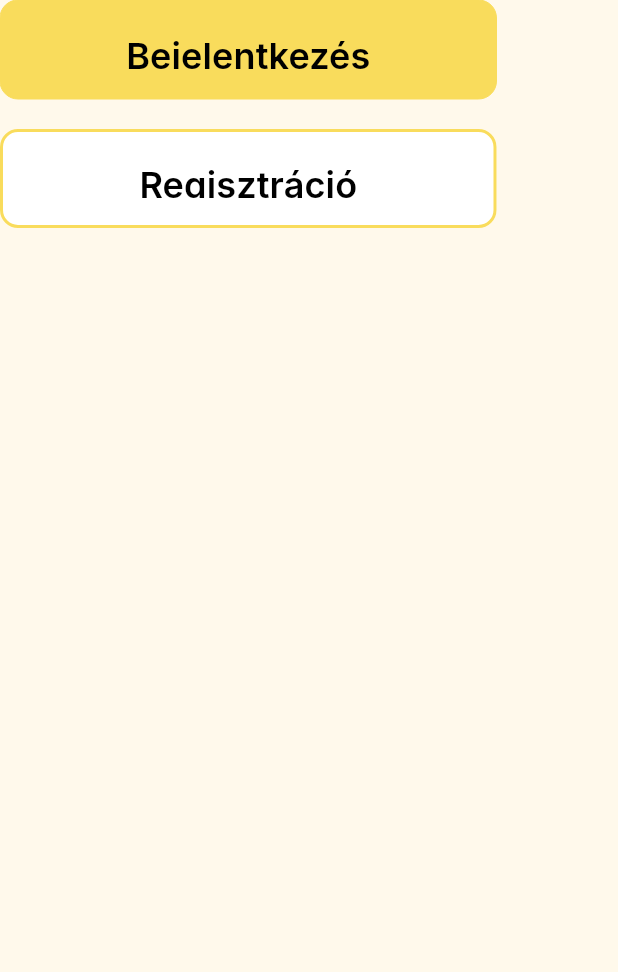
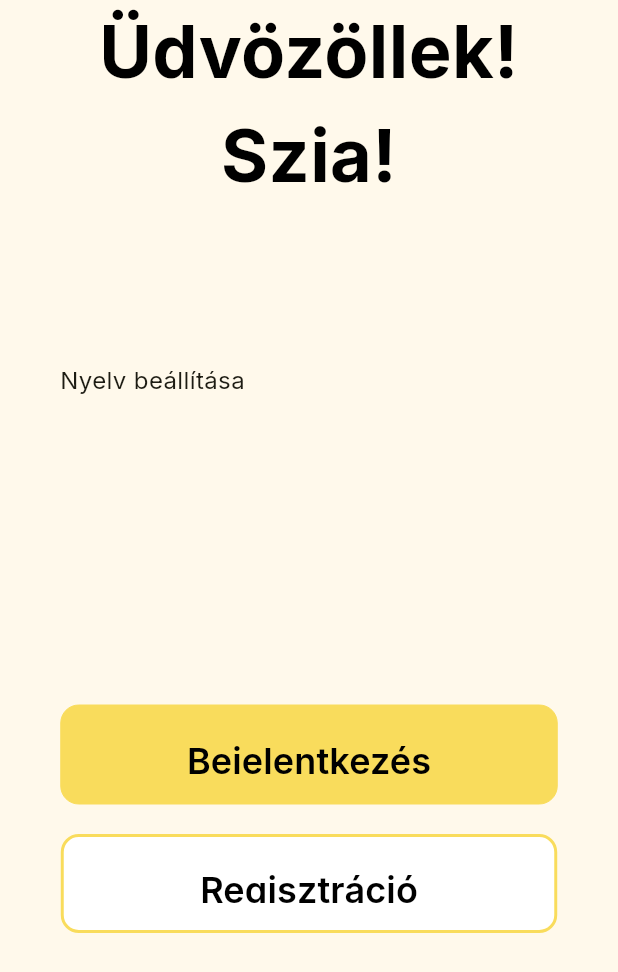
Before and after one commit to T0liver/recout, a Flutter app: the screen it shows after launch, on a phone screen of 412 x 824 dp. Shown: the top 972 px of the screen. Run offline on Flutter 3.47's test engine with Material 3 defaults, Android fonts, the phone set to English and light mode, and no system bars; generated files the repository leaves out were written again.

Commit message:
Language selector Added language selector label (it should be a button...)

```diff
--- a/lib/button.dart
+++ b/lib/button.dart
@@ -20,8 +20,8 @@ class Button extends StatelessWidget {
   Widget build(BuildContext context) {
     return SizedBox(
       width: size?.width,
-        height: size?.height,
-        child: ElevatedButton(
+      height: size?.height,
+      child: ElevatedButton(
         onPressed: onPressed,
         style: ElevatedButton.styleFrom(
           backgroundColor: bgColor,
--- a/lib/main.dart
+++ b/lib/main.dart
@@ -1,7 +1,13 @@
 import 'package:flutter/material.dart';
+import 'package:flutter_localizations/flutter_localizations.dart';
 import 'package:recout/button.dart';
+import 'package:recout/texts.dart';
+
+import 'package:recout/l10n/l10n.dart';
 
 void main() {
+  GlobalMaterialLocalizations.delegate;
+  const Locale("hu");
   runApp(const RecOut());
 }
 
@@ -17,18 +23,33 @@ class RecOut extends StatelessWidget {
       theme: ThemeData(
         colorScheme: ColorScheme.fromSeed(seedColor: Colors.yellow),
       ),
-      home: Scaffold(
-        body: Column(
+      localizationsDelegates: L10n.localizationsDelegates,
+      supportedLocales: L10n.supportedLocales,
+      home: HomeTest(),
+    );
+  }
+}
+
+class HomeTest extends StatelessWidget {
+  @override
+  Widget build(BuildContext context) {
+    final l10n = L10n.of(context)!;
+    return Scaffold(
+      body: Column(
           children: [
-            Button(text: "Bejelentkezés", onPressed: () {},),
+            Heading(text: l10n.firstGreet),
+            SizedBox(height: 100,),
+            LanguageLabel(),
+            SizedBox(height: 200),
+            Button(text: l10n.login, onPressed: () {},),
             SizedBox(height: 20,),
-            Button(text: "Regisztráció", onPressed: () {},
+            Button(text: l10n.register, onPressed: () {},
               bgColor: Colors.white,
               border: BorderSide(color: const Color(0xFFF9DC5C), width: 2),
             )
           ]
-        )
-      ),
+      )
     );
   }
+
 }
--- /dev/null
+++ b/lib/texts.dart
@@ -0,0 +1,70 @@
+import 'package:flutter/material.dart';
+import 'package:recout/l10n/l10n.dart';
+
+class Heading extends StatelessWidget {
+  final String text;
+  final Color? color;
+  final Size? size;
+  final String? font;
+  final double? fontSize;
+  final FontWeight? fontWeight;
+
+  const Heading({
+    super.key,
+    required this.text,
+    this.size,
+    this.color = Colors.black,
+    this.font = "Inter",
+    this.fontSize = 48,
+    this.fontWeight = FontWeight.w700,
+  });
+
+  @override
+  Widget build(BuildContext context) {
+    return SizedBox(
+      width: size?.width,
+      height: size?.height,
+      child: Center(
+        child: Text(
+          text,
+          style: TextStyle(
+            fontFamily: font,
+            fontWeight: fontWeight,
+            fontSize: fontSize,
+            color: color,
+          ),
+          textAlign: TextAlign.center,
+        ),
+      ),
+    );
+  }
+}
+
+class LanguageLabel extends StatelessWidget {
+
+  const LanguageLabel({super.key});
+
+  @override
+  Widget build(BuildContext context) {
+    final l10n = L10n.of(context)!;
+    return Row(
+      children: [
+        SizedBox(
+          width: 32,
+          height: 32,
+          // child: Icon(icon);
+        ),
+        const SizedBox(width: 8),
+        Text(
+          l10n.setLanguage,
+          style: const TextStyle(
+            fontFamily: "Inter",
+            fontSize: 16,
+            fontWeight: FontWeight.w400,
+          ),
+        )
+      ],
+    );
+  }
+
+}
```
